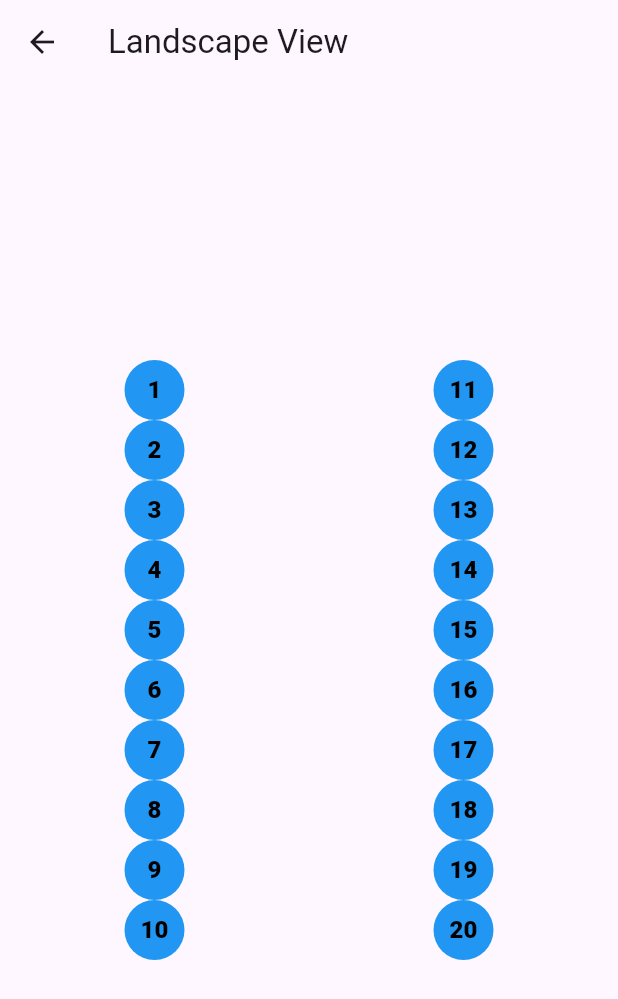
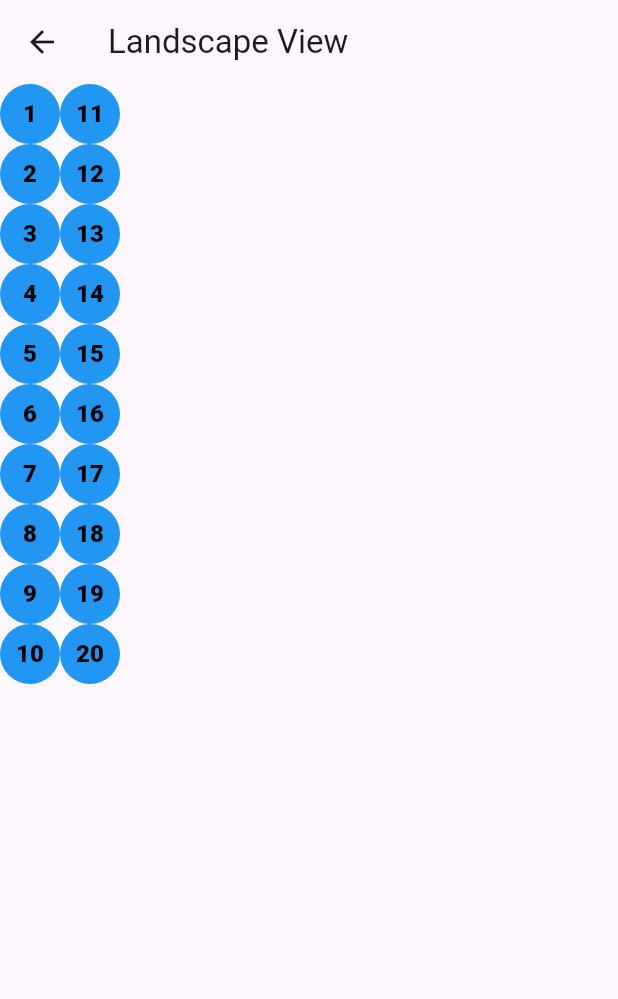
Before and after one commit to samaha-rizvi-4578/SoftwareForMobileDeviceSpring25, a Flutter app: the LandscapeWidget screen opened directly, on a phone screen of 412 x 824 dp. Shown: the top 999 px of the screen. Run offline on Flutter 3.47's test engine with Material 3 defaults, Android fonts, the light colour scheme and no system bars.

Commit message:
Refactor LandscapeWidget to use FittedBox for better content scaling

```diff
--- a/Lab3/responsivenessTask/responsive_design/lib/main.dart
+++ b/Lab3/responsivenessTask/responsive_design/lib/main.dart
@@ -57,7 +57,9 @@ class LandscapeWidget extends StatelessWidget {
   Widget build(BuildContext context) {
     return Scaffold(
       appBar: AppBar(title: const Text('Landscape View')),
-      body: Row(
+      body: FittedBox(
+        fit: BoxFit.contain, // Ensures content scales to fit within available space
+        child: Row(
           mainAxisAlignment: MainAxisAlignment.center,
           children: [
             Expanded(
@@ -73,6 +75,7 @@ class LandscapeWidget extends StatelessWidget {
               ),
             ),
           ],
+        ),
       ),
     );
   }
```
Lines whose indentation alone changed are shown as unchanged.
